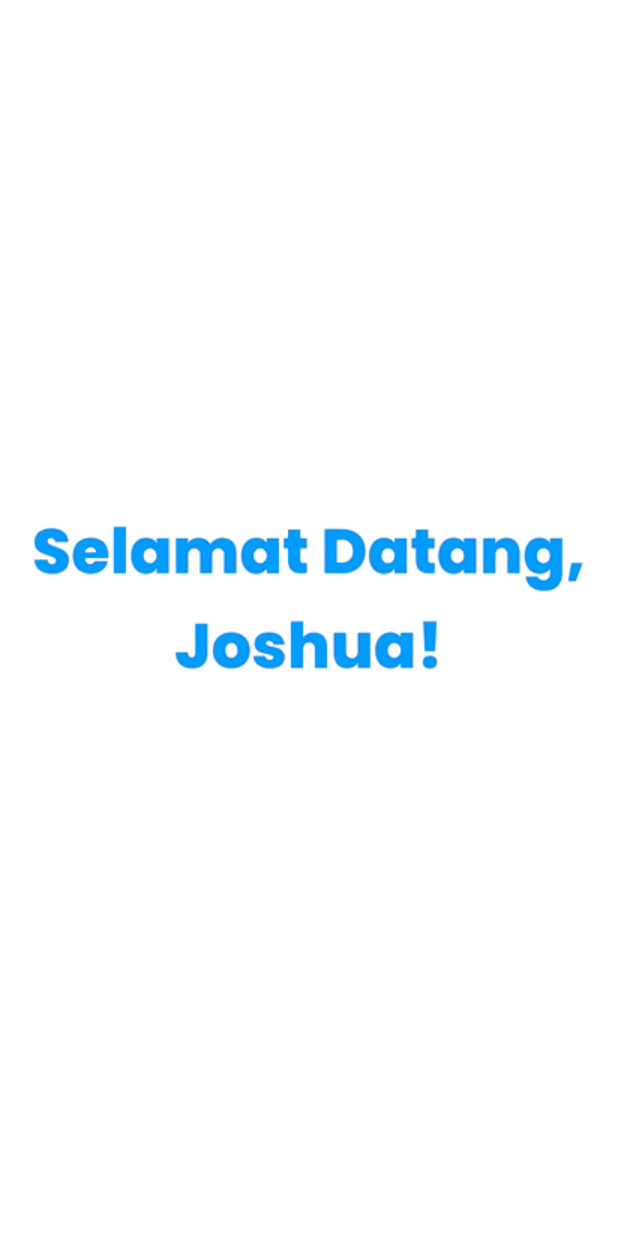
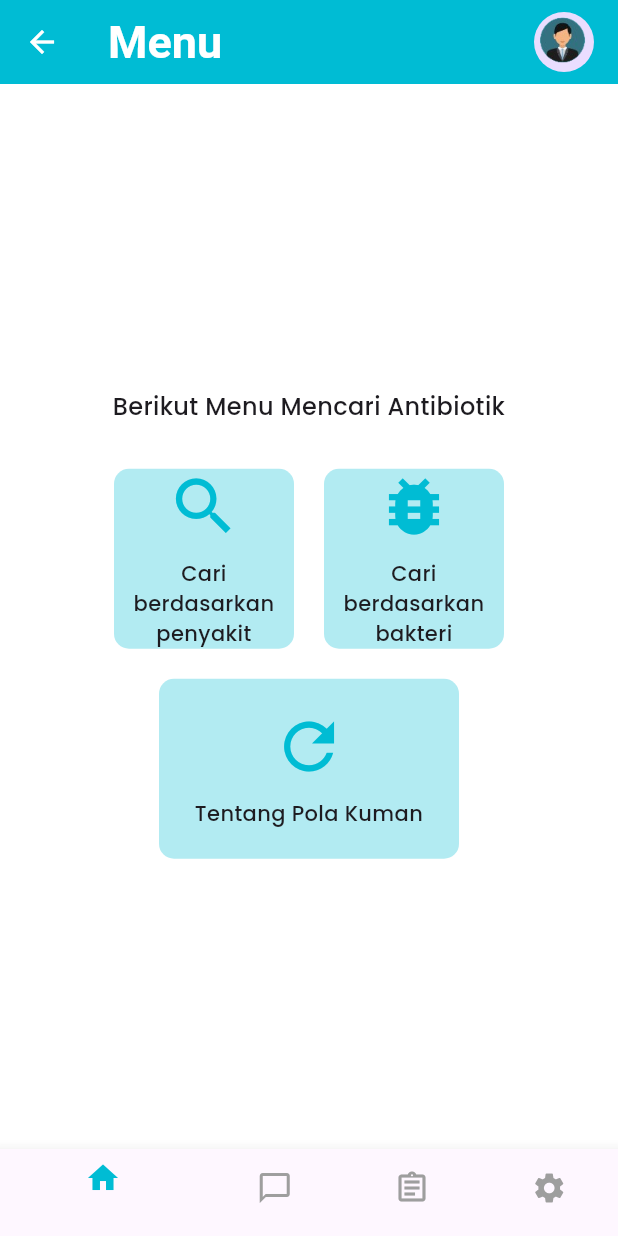
Before and after one commit to Shua24/penicillisolver-mobile, a Flutter app: the MainMenu screen opened directly, on a phone screen of 412 x 824 dp. Run offline on Flutter 3.47's test engine with Material 3 defaults, Android fonts, the phone set to English and light mode, and no system bars; our stand-ins replace google_fonts.

Commit message:
"menambahkan fitur MainMenu"

```diff
--- a/lib/MainMenu.dart
+++ b/lib/MainMenu.dart
@@ -1,5 +1,4 @@
 import 'package:flutter/material.dart';
-import 'package:penicillisolver/login.dart';
 
 void main() {
   runApp(const Selamat());
@@ -25,47 +24,102 @@ class MainMenu extends StatefulWidget {
 
 class _MainMenuState extends State<MainMenu> {
   @override
-  void initState() {
-    super.initState();
-    // Menunggu 5 detik sebelum berpindah halaman
-    Future.delayed(const Duration(seconds: 3), () {
-      Navigator.pushReplacement(
-        context,
-        PageRouteBuilder(
-          transitionDuration:
-              const Duration(milliseconds: 600), // Durasi transisi
-          pageBuilder: (context, animation, secondaryAnimation) =>
-              const LoginScreen(), // Pastikan class Register sudah ada
-          transitionsBuilder: (context, animation, secondaryAnimation, child) {
-            const begin = Offset(1.0, 0.0); // Mulai dari kanan
-            const end = Offset.zero;
-            const curve = Curves.ease;
-
-            var tween =
-                Tween(begin: begin, end: end).chain(CurveTween(curve: curve));
-            var offsetAnimation = animation.drive(tween);
-
-            return SlideTransition(
-              position: offsetAnimation,
-              child: child,
-            );
+  Widget build(BuildContext context) {
+    return Scaffold(
+      appBar: AppBar(
+        backgroundColor: Colors.cyan, // Warna biru muda di appbar
+        elevation: 0, // Hilangkan bayangan
+        leading: IconButton(
+          icon: const Icon(Icons.arrow_back, color: Colors.white),
+          onPressed: () {
+            // Aksi kembali
           },
         ),
-      );
-    });
+        title: const Text("Menu"),
+        actions: [
+          Padding(
+            padding: const EdgeInsets.only(right: 16.0),
+            child: CircleAvatar(
+              radius: 20,
+              // Ganti dengan gambar profile dari assets atau URL
+              backgroundImage: AssetImage('assets/profile.png'),
+            ),
+          ),
+        ],
+      ),
+      body: Padding(
+        padding: const EdgeInsets.symmetric(horizontal: 20.0),
+        child: Column(
+          mainAxisAlignment: MainAxisAlignment.center,  // Menempatkan menu di tengah secara vertikal
+          children: [
+            const Center(  // Pastikan Text ada di dalam Center widget
+              child: Padding(
+                padding: EdgeInsets.symmetric(vertical: 10.0),
+                child: Text(
+                  "Berikut Menu Mencari Antibiotik",
+                  style: TextStyle(fontSize: 16, fontWeight: FontWeight.w500),
+                  textAlign: TextAlign.center,  // Tambahkan textAlign
+                ),
+              ),
+            ),
+            const SizedBox(height: 20), // Jarak antara judul dan menu
+            Row(
+              mainAxisAlignment: MainAxisAlignment.center,  // Menempatkan item di tengah secara horizontal
+              children: [
+                _buildMenuButton(Icons.search, "Cari berdasarkan penyakit"),
+                const SizedBox(width: 20), // Menambah jarak antara dua tombol
+                _buildMenuButton(Icons.bug_report, "Cari berdasarkan bakteri"),
+              ],
+            ),
+            const SizedBox(height: 20),
+            _buildMenuButton(Icons.refresh, "Tentang Pola Kuman", isWide: true),
+          ],
+        ),
+      ),
+      bottomNavigationBar: BottomNavigationBar(
+        selectedItemColor: Colors.cyan,
+        unselectedItemColor: Colors.grey,
+        items: const [
+          BottomNavigationBarItem(
+            icon: Icon(Icons.home),
+            label: "",
+          ),
+          BottomNavigationBarItem(
+            icon: Icon(Icons.chat_bubble_outline),
+            label: "",
+          ),
+          BottomNavigationBarItem(
+            icon: Icon(Icons.assignment_outlined),
+            label: "",
+          ),
+          BottomNavigationBarItem(
+            icon: Icon(Icons.settings),
+            label: "",
+          ),
+        ],
+      ),
+    );
   }
 
-  @override
-  Widget build(BuildContext context) {
-    return Scaffold(
-      body: Center(
-        child: Column(
-          mainAxisAlignment: MainAxisAlignment.center,
-          children: [
-            Image.asset('assets/josh.png'),
-            const SizedBox(height: 20),
-          ],
-        ),
+  Widget _buildMenuButton(IconData icon, String label, {bool isWide = false}) {
+    return Container(
+      width: isWide ? 200 : 120, // Lebih lebar jika diperlukan
+      height: 120,
+      decoration: BoxDecoration(
+        color: Colors.cyan[100],
+        borderRadius: BorderRadius.circular(10),
+      ),
+      child: Column(
+        mainAxisAlignment: MainAxisAlignment.center,
+        children: [
+          Icon(icon, size: 50, color: Colors.cyan),
+          const SizedBox(height: 10),
+          Text(
+            label,
+            textAlign: TextAlign.center,
+            style: const TextStyle(fontSize: 14, fontWeight: FontWeight.w500),
+          ),
+        ],
       ),
     );
   }
--- a/pubspec.yaml
+++ b/pubspec.yaml
@@ -61,6 +61,7 @@ flutter:
       - assets/logo2.png
       - assets/x.png
       - assets/josh.png
+      - assets/profile.png
 
   # The following line ensures that the Material Icons font is
   # included with your application, so that you can use the icons in
```
Also changed, not shown: assets/profile.png (added).
